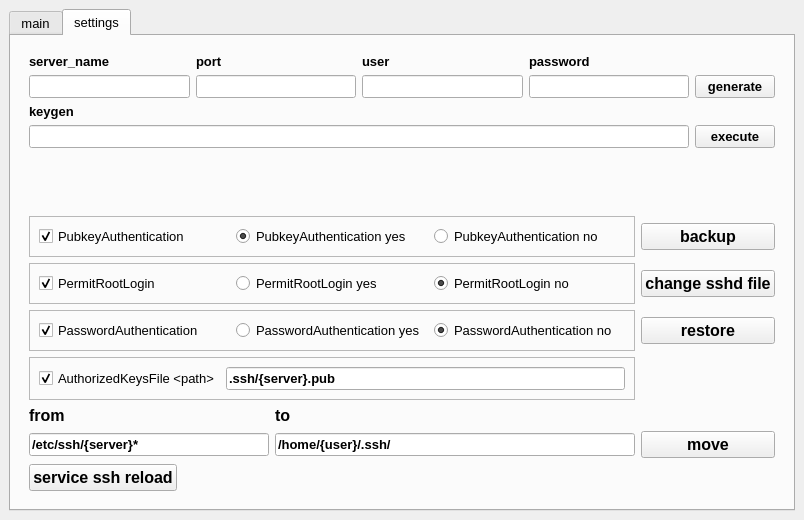
Above: ssh.ui from extybr/remote_control before the change. Below: the same form after it.
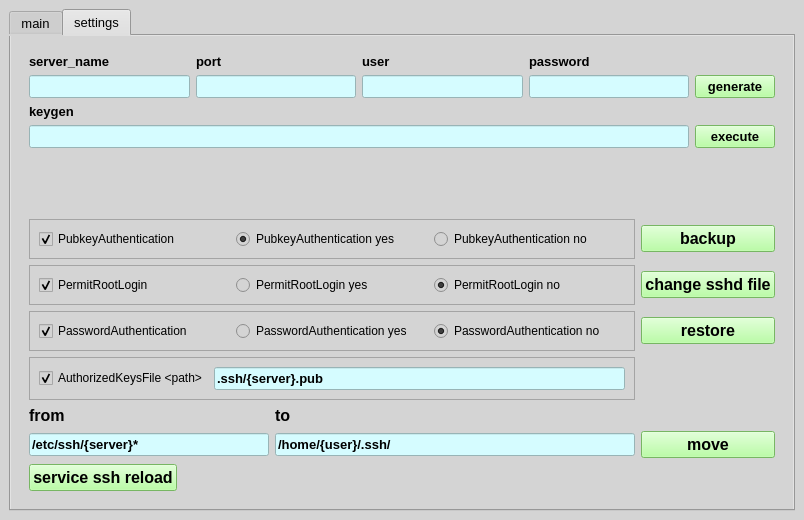
That is the form after the change. The open tabs and pages were chosen to show the change.

Commit message: fixed 'move_and_change', style interface change

```diff
--- a/ssh.ui
+++ b/ssh.ui
@@ -13,6 +13,9 @@
   <property name="windowTitle">
    <string>ssh</string>
   </property>
+  <property name="styleSheet">
+   <string notr="true">background-color: rgb(212, 212, 212);</string>
+  </property>
   <widget class="QWidget" name="centralwidget">
    <layout class="QGridLayout" name="gridLayout">
     <item row="0" column="0">
@@ -22,6 +25,9 @@
         <pointsize>10</pointsize>
        </font>
       </property>
+      <property name="styleSheet">
+       <string notr="true"/>
+      </property>
       <property name="currentIndex">
        <number>0</number>
       </property>
@@ -314,6 +320,9 @@
                <bold>true</bold>
               </font>
              </property>
+             <property name="styleSheet">
+              <string notr="true">background-color: rgb(213, 252, 255);</string>
+             </property>
              <property name="text">
               <string/>
              </property>
@@ -328,6 +337,9 @@
                <bold>true</bold>
               </font>
              </property>
+             <property name="styleSheet">
+              <string notr="true">background-color: rgb(213, 252, 255);</string>
+             </property>
              <property name="text">
               <string/>
              </property>
@@ -342,6 +354,9 @@
                <bold>true</bold>
               </font>
              </property>
+             <property name="styleSheet">
+              <string notr="true">background-color: rgb(213, 252, 255);</string>
+             </property>
              <property name="text">
               <string/>
              </property>
@@ -356,6 +371,9 @@
                <bold>true</bold>
               </font>
              </property>
+             <property name="styleSheet">
+              <string notr="true">background-color: rgb(213, 252, 255);</string>
+             </property>
              <property name="text">
               <string/>
              </property>
@@ -370,6 +388,9 @@
                <bold>true</bold>
               </font>
              </property>
+             <property name="styleSheet">
+              <string notr="true">background-color: rgb(213, 252, 255);</string>
+             </property>
              <property name="text">
               <string/>
              </property>
@@ -398,6 +419,9 @@
                <bold>true</bold>
               </font>
              </property>
+             <property name="styleSheet">
+              <string notr="true">background-color: rgb(166, 255, 139);</string>
+             </property>
              <property name="text">
               <string>execute</string>
              </property>
@@ -476,10 +500,14 @@
             <widget class="QPushButton" name="pushButton_10">
              <property name="font">
               <font>
+               <pointsize>10</pointsize>
                <weight>75</weight>
                <bold>true</bold>
               </font>
              </property>
+             <property name="styleSheet">
+              <string notr="true">background-color: rgb(166, 255, 139);</string>
+             </property>
              <property name="text">
               <string>generate</string>
              </property>
@@ -500,6 +528,9 @@
                <bold>true</bold>
               </font>
              </property>
+             <property name="styleSheet">
+              <string notr="true">background-color: rgb(166, 255, 139);</string>
+             </property>
              <property name="text">
               <string>move</string>
              </property>
@@ -541,6 +572,9 @@
                <bold>true</bold>
               </font>
              </property>
+             <property name="styleSheet">
+              <string notr="true">background-color: rgb(166, 255, 139);</string>
+             </property>
              <property name="text">
               <string>service ssh reload</string>
              </property>
@@ -555,6 +589,9 @@
                <bold>true</bold>
               </font>
              </property>
+             <property name="styleSheet">
+              <string notr="true">background-color: rgb(166, 255, 139);</string>
+             </property>
              <property name="text">
               <string>change sshd file</string>
              </property>
@@ -569,6 +606,9 @@
                <bold>true</bold>
               </font>
              </property>
+             <property name="styleSheet">
+              <string notr="true">background-color: rgb(166, 255, 139);</string>
+             </property>
              <property name="text">
               <string>restore</string>
              </property>
@@ -722,6 +762,9 @@
                   <bold>true</bold>
                  </font>
                 </property>
+                <property name="styleSheet">
+                 <string notr="true">background-color: rgb(213, 252, 255);</string>
+                </property>
                 <property name="text">
                  <string>.ssh/{server}.pub</string>
                 </property>
@@ -739,6 +782,9 @@
                <bold>true</bold>
               </font>
              </property>
+             <property name="styleSheet">
+              <string notr="true">background-color: rgb(213, 252, 255);</string>
+             </property>
              <property name="text">
               <string>/etc/ssh/{server}*</string>
              </property>
@@ -753,6 +799,9 @@
                <bold>true</bold>
               </font>
              </property>
+             <property name="styleSheet">
+              <string notr="true">background-color: rgb(213, 252, 255);</string>
+             </property>
              <property name="text">
               <string>/home/{user}/.ssh/</string>
              </property>
@@ -781,6 +830,9 @@
                <bold>true</bold>
               </font>
              </property>
+             <property name="styleSheet">
+              <string notr="true">background-color: rgb(166, 255, 139);</string>
+             </property>
              <property name="text">
               <string>backup</string>
              </property>
```
Left out of the diff: 36 changed lines with no effect on the pictures. The commit also changes 5 other files.
